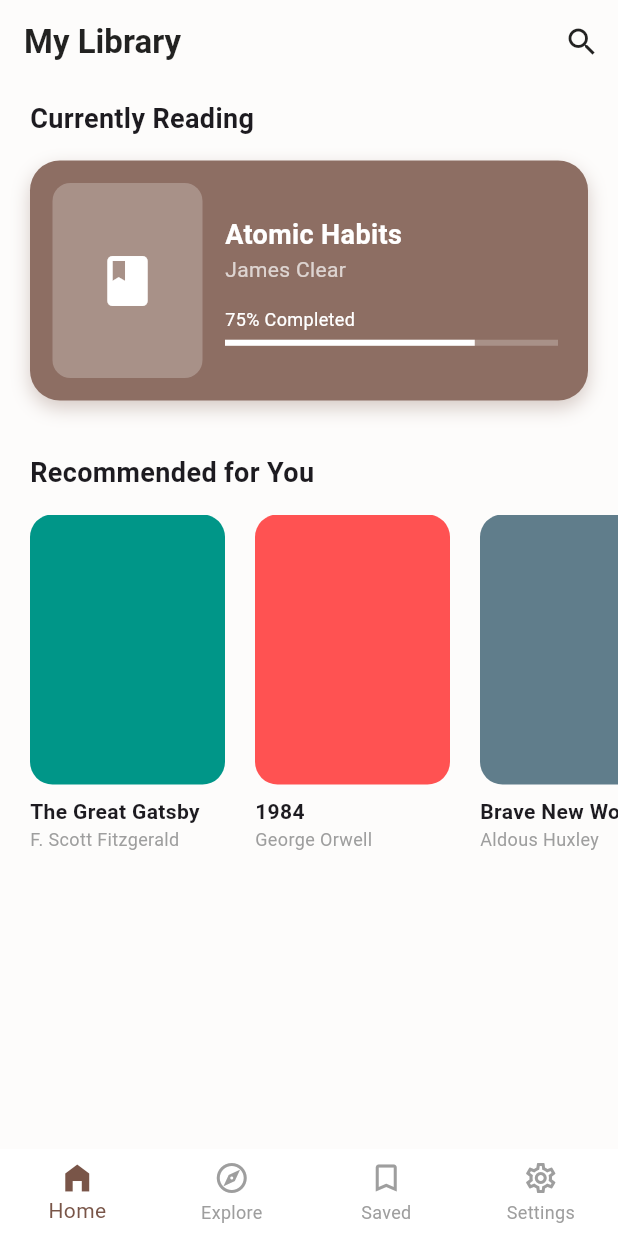
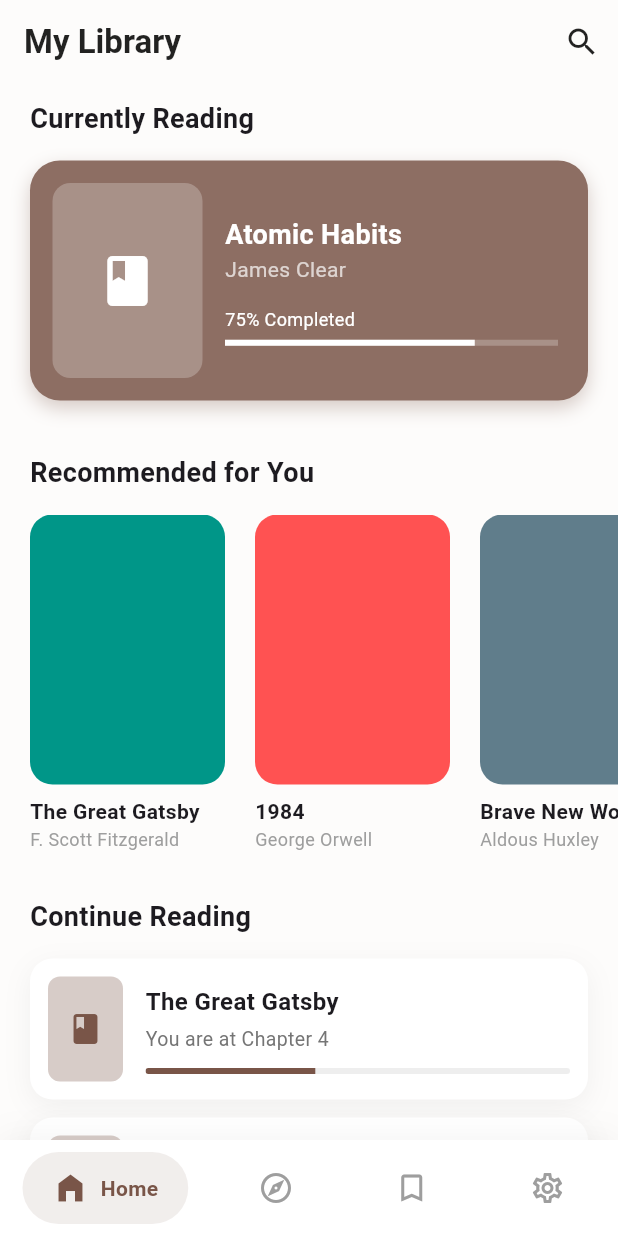
Before and after one commit to sokliNnuon1/khmer_read, a Flutter app: the screen it shows after launch, on a phone screen of 412 x 824 dp. Run offline on Flutter 3.47's test engine with Material 3 defaults, Android fonts, the phone set to English and light mode, and no system bars; drawn by our look-alikes of google_nav_bar.

Commit message:
Update buttonbar

```diff
--- a/lib/main.dart
+++ b/lib/main.dart
@@ -1,5 +1,5 @@
 import 'package:flutter/material.dart';
-import 'package:khmer_read/module/Homescreen/Homescreen.dart';
+import 'package:khmer_read/module/Homescreen/MainScreen.dart';
 
 void main() {
   runApp(const MyApp());
@@ -14,7 +14,7 @@
       theme: ThemeData(
         colorScheme: .fromSeed(seedColor: Colors.deepPurple),
       ),
-      home: const BookReaderHome(),
+      home: const MainScreen(),
     );
   }
 }
--- /dev/null
+++ b/lib/module/Homescreen/Buttombar.dart
@@ -0,0 +1,54 @@
+import 'package:flutter/material.dart';
+import 'package:google_nav_bar/google_nav_bar.dart';
+
+class CustomBottomNavBar extends StatelessWidget {
+  final int selectedIndex;
+  final Function(int) onTabChange;
+
+  const CustomBottomNavBar({
+    super.key,
+    required this.selectedIndex,
+    required this.onTabChange,
+  });
+
+  @override
+  Widget build(BuildContext context) {
+    return Container(
+      decoration: BoxDecoration(
+        color: Colors.white,
+        boxShadow: [
+          BoxShadow(
+            blurRadius: 20,
+            // ignore: deprecated_member_use
+            color: Colors.black.withOpacity(.05),
+          )
+        ],
+      ),
+      child: SafeArea(
+        child: Padding(
+          padding: const EdgeInsets.symmetric(horizontal: 15.0, vertical: 8),
+          child: GNav(
+            rippleColor: Colors.grey[300]!,
+            hoverColor: Colors.grey[100]!,
+            gap: 8,
+            activeColor: Colors.brown,
+            iconSize: 24,
+            padding: const EdgeInsets.symmetric(horizontal: 20, vertical: 12),
+            duration: const Duration(milliseconds: 400),
+            // ignore: deprecated_member_use
+            tabBackgroundColor: Colors.brown.withOpacity(0.1),
+            color: Colors.grey,
+            tabs: const [
+              GButton(icon: Icons.home_filled, text: 'Home'),
+              GButton(icon: Icons.explore_outlined, text: 'Explore'),
+              GButton(icon: Icons.bookmark_outline, text: 'Saved'),
+              GButton(icon: Icons.settings_outlined, text: 'Settings' ),
+            ],
+            selectedIndex: selectedIndex,
+            onTabChange: onTabChange,
+          ),
+        ),
+      ),
+    );
+  }
+}
--- a/lib/module/Homescreen/Homescreen.dart
+++ b/lib/module/Homescreen/Homescreen.dart
@@ -1,12 +1,13 @@
 import 'package:flutter/material.dart';
+import 'package:khmer_read/module/Homescreen/Homescreen_widget.dart'; // Ensure this is in pubspec.yaml
 
-class BookReaderHome extends StatelessWidget {
-  const BookReaderHome({super.key});
+class Homescreen extends StatelessWidget {
+  const Homescreen({super.key});
 
   @override
   Widget build(BuildContext context) {
     return Scaffold(
-      backgroundColor: const Color(0xFFFDFCFB), // Soft "book page" off-white
+      backgroundColor: const Color(0xFFFDFCFB),
       appBar: AppBar(
         backgroundColor: Colors.transparent,
         elevation: 0,
@@ -26,7 +27,6 @@
         child: Column(
           crossAxisAlignment: CrossAxisAlignment.start,
           children: [
-            // --- Section: Currently Reading ---
             const Padding(
               padding: EdgeInsets.symmetric(horizontal: 20),
               child: Text(
@@ -35,11 +35,8 @@
               ),
             ),
             const SizedBox(height: 15),
-            _buildCurrentBookCard(),
-
+            buildCurrentBookCard(),
             const SizedBox(height: 35),
-
-            // --- Section: For You / Recommendations ---
             const Padding(
               padding: EdgeInsets.symmetric(horizontal: 20),
               child: Text(
@@ -54,107 +51,39 @@
                 scrollDirection: Axis.horizontal,
                 padding: const EdgeInsets.only(left: 20),
                 children: [
-                  _buildBookItem("The Great Gatsby", "F. Scott Fitzgerald", Colors.teal),
-                  _buildBookItem("1984", "George Orwell", Colors.redAccent),
-                  _buildBookItem("Brave New World", "Aldous Huxley", Colors.blueGrey),
+                  buildBookItem("The Great Gatsby", "F. Scott Fitzgerald", const Color.fromRGBO(0, 150, 136, 1)),
+                  buildBookItem("1984", "George Orwell", Colors.redAccent),
+                  buildBookItem("Brave New World", "Aldous Huxley", Colors.blueGrey),
+                ],
+              ),
+            ),
+            const SizedBox(height: 15),
+            Padding(
+              padding: const EdgeInsets.symmetric(horizontal: 20),
+              child: Column(
+                crossAxisAlignment: CrossAxisAlignment.start,
+                children: [
+                  const Text(
+                    "Continue Reading",
+                    style: TextStyle(fontSize: 18, fontWeight: FontWeight.bold),
+                  ),
+                  const SizedBox(height: 15),
+                  buildBookCard(
+                    title: "The Great Gatsby",
+                    subtitle: "You are at Chapter 4",
+                    progress: 0.4
+                  ),
+                  buildBookCard(
+                    title: "1984",
+                    subtitle: "Almost finished!",
+                    progress: 0.9
+                  ),
                 ],
               ),
             ),
           ],
         ),
       ),
-      // Modern Bottom Navigation
-      bottomNavigationBar: BottomNavigationBar(
-        elevation: 0,
-        backgroundColor: Colors.white,
-        selectedItemColor: Colors.brown,
-        unselectedItemColor: Colors.grey,
-        type: BottomNavigationBarType.fixed,
-        items: const [
-          BottomNavigationBarItem(icon: Icon(Icons.home_filled), label: "Home"),
-          BottomNavigationBarItem(icon: Icon(Icons.explore_outlined), label: "Explore"),
-          BottomNavigationBarItem(icon: Icon(Icons.bookmark_outline), label: "Saved"),
-          BottomNavigationBarItem(icon: Icon(Icons.settings_outlined), label: "Settings"),
-        ],
-      ),
-    );
-  }
-
-  // Large Featured Card for the book you're currently reading
-  Widget _buildCurrentBookCard() {
-    return Container(
-      margin: const EdgeInsets.symmetric(horizontal: 20),
-      height: 160,
-      decoration: BoxDecoration(
-        color: Colors.brown.shade400,
-        borderRadius: BorderRadius.circular(20),
-        boxShadow: [
-          BoxShadow(color: Colors.brown.withOpacity(0.3), blurRadius: 10, offset: const Offset(0, 5))
-        ],
-      ),
-      child: Row(
-        children: [
-          // Mock Book Cover
-          Container(
-            width: 100,
-            margin: const EdgeInsets.all(15),
-            decoration: BoxDecoration(
-              color: Colors.white24,
-              borderRadius: BorderRadius.circular(12),
-            ),
-            child: const Center(child: Icon(Icons.book, color: Colors.white, size: 40)),
-          ),
-          Expanded(
-            child: Column(
-              mainAxisAlignment: MainAxisAlignment.center,
-              crossAxisAlignment: CrossAxisAlignment.start,
-              children: [
-                const Text(
-                  "Atomic Habits",
-                  style: TextStyle(color: Colors.white, fontSize: 18, fontWeight: FontWeight.bold),
-                ),
-                const Text("James Clear", style: TextStyle(color: Colors.white70)),
-                const SizedBox(height: 15),
-                const Text("75% Completed", style: TextStyle(color: Colors.white, fontSize: 12)),
-                const SizedBox(height: 5),
-                // Progress Bar
-                Padding(
-                  padding: const EdgeInsets.only(right: 20),
-                  child: LinearProgressIndicator(
-                    value: 0.75,
-                    backgroundColor: Colors.white24,
-                    color: Colors.white,
-                    minHeight: 4,
-                  ),
-                ),
-              ],
-            ),
-          ),
-        ],
-      ),
-    );
-  }
-
-  // Small vertical book item for horizontal lists
-  Widget _buildBookItem(String title, String author, Color color) {
-    return Padding(
-      padding: const EdgeInsets.only(right: 20),
-      child: Column(
-        crossAxisAlignment: CrossAxisAlignment.start,
-        children: [
-          Container(
-            width: 130,
-            height: 180,
-            decoration: BoxDecoration(
-              color: color,
-              borderRadius: BorderRadius.circular(15),
-            ),
-          ),
-          const SizedBox(height: 8),
-          Text(title, style: const TextStyle(fontWeight: FontWeight.bold)),
-          Text(author, style: const TextStyle(color: Colors.grey, fontSize: 12)),
-        ],
-      ),
     );
   }
 }
--- /dev/null
+++ b/lib/module/Homescreen/Homescreen_widget.dart
@@ -0,0 +1,137 @@
+import 'package:flutter/material.dart';
+
+Widget buildBookItem(String title, String author, Color color) {
+  return Padding(
+    padding: const EdgeInsets.only(right: 20),
+    child: Column(
+      crossAxisAlignment: CrossAxisAlignment.start,
+      children: [
+        Container(
+          width: 130,
+          height: 180,
+          decoration: BoxDecoration(
+            color: color,
+            borderRadius: BorderRadius.circular(15),
+          ),
+        ),
+        const SizedBox(height: 8),
+        Text(title, style: const TextStyle(fontWeight: FontWeight.bold)),
+        Text(author, style: const TextStyle(color: Colors.grey, fontSize: 12)),
+      ],
+    ),
+  );
+}
+
+Widget buildCurrentBookCard() {
+  return Container(
+    margin: const EdgeInsets.symmetric(horizontal: 20),
+    height: 160,
+    decoration: BoxDecoration(
+      color: Colors.brown.shade400,
+      borderRadius: BorderRadius.circular(20),
+      boxShadow: [
+        // ignore: deprecated_member_use
+        BoxShadow(color: Colors.brown.withOpacity(0.3), blurRadius: 10, offset: const Offset(0, 5))
+      ],
+    ),
+    child: Row(
+      children: [
+        // Mock Book Cover
+        Container(
+          width: 100,
+          margin: const EdgeInsets.all(15),
+          decoration: BoxDecoration(
+            color: Colors.white24,
+            borderRadius: BorderRadius.circular(12),
+          ),
+          child: const Center(child: Icon(Icons.book, color: Colors.white, size: 40)),
+        ),
+        Expanded(
+          child: Column(
+            mainAxisAlignment: MainAxisAlignment.center,
+            crossAxisAlignment: CrossAxisAlignment.start,
+            children: [
+              const Text(
+                "Atomic Habits",
+                style: TextStyle(color: Colors.white, fontSize: 18, fontWeight: FontWeight.bold),
+              ),
+              const Text("James Clear", style: TextStyle(color: Colors.white70)),
+              const SizedBox(height: 15),
+              const Text("75% Completed", style: TextStyle(color: Colors.white, fontSize: 12)),
+              const SizedBox(height: 5),
+              // Progress Bar
+              Padding(
+                padding: const EdgeInsets.only(right: 20),
+                child: LinearProgressIndicator(
+                  value: 0.75,
+                  backgroundColor: Colors.white24,
+                  color: Colors.white,
+                  minHeight: 4,
+                ),
+              ),
+            ],
+          ),
+        ),
+      ],
+    ),
+  );
+}
+
+Widget buildBookCard({required String title, required String subtitle, required double progress}) {
+  return Container(
+    width: double.infinity,
+    margin: const EdgeInsets.only(bottom: 12), // Adds space between cards
+    padding: const EdgeInsets.all(12),
+    decoration: BoxDecoration(
+      color: Colors.white,
+      borderRadius: BorderRadius.circular(15),
+      boxShadow: [
+        BoxShadow(
+          color: Colors.black.withOpacity(0.05),
+          blurRadius: 15,
+          offset: const Offset(0, 5),
+        ),
+      ],
+    ),
+    child: Row(
+      children: [
+        Container(
+          width: 50,
+          height: 70,
+          decoration: BoxDecoration(
+            color: Colors.brown[100],
+            borderRadius: BorderRadius.circular(8),
+          ),
+          child: const Icon(Icons.book, color: Colors.brown),
+        ),
+        const SizedBox(width: 15),
+        Expanded(
+          child: Column(
+            crossAxisAlignment: CrossAxisAlignment.start,
+            children: [
+              Text(
+                title,
+                style: const TextStyle(fontWeight: FontWeight.bold, fontSize: 16),
+              ),
+              const SizedBox(height: 4),
+              Text(
+                subtitle,
+                style: TextStyle(color: Colors.grey[600], fontSize: 13),
+              ),
+              const SizedBox(height: 10),
+              ClipRRect(
+                borderRadius: BorderRadius.circular(10),
+                child: LinearProgressIndicator(
+                  value: progress,
+                  backgroundColor: Colors.grey[200],
+                  valueColor: const AlwaysStoppedAnimation<Color>(Colors.brown),
+                  minHeight: 4,
+                ),
+              ),
+            ],
+          ),
+        ),
+      ],
+    ),
+  );
+}
--- /dev/null
+++ b/lib/module/Homescreen/MainScreen.dart
@@ -0,0 +1,43 @@
+import 'package:flutter/material.dart';
+import 'package:khmer_read/module/Homescreen/Buttombar.dart';
+import 'package:khmer_read/module/Homescreen/Homescreen.dart';
+import 'package:khmer_read/module/Saved/SavedScreen.dart';
+import 'package:khmer_read/module/Search/Searchscreen.dart';
+import 'package:khmer_read/module/Setting/Settingscreen.dart';
+
+class MainScreen extends StatefulWidget {
+  const MainScreen({super.key});
+
+  @override
+  State<MainScreen> createState() => _MainScreenState();
+}
+
+class _MainScreenState extends State<MainScreen> {
+  int _selectedIndex = 0;
+
+  @override
+  Widget build(BuildContext context) {
+    return Scaffold(
+      backgroundColor: const Color(0xFFFDFCFB),
+
+      body: IndexedStack(
+        index: _selectedIndex,
+        children: const [
+          Homescreen(),      // Home
+          SearchScreen(),     // Create this
+          SavedScreen(),      // Create this
+          SettingsScreen(),   // Create this
+        ],
+      ),
+
+      bottomNavigationBar: CustomBottomNavBar(
+        selectedIndex: _selectedIndex,
+        onTabChange: (index) {
+          setState(() {
+            _selectedIndex = index;
+          });
+        },
+      ),
+    );
+  }
+}
--- /dev/null
+++ b/lib/module/Saved/SavedScreen.dart
@@ -0,0 +1,10 @@
+import 'package:flutter/material.dart';
+
+class SavedScreen extends StatelessWidget {
+  const SavedScreen({super.key});
+
+  @override
+  Widget build(BuildContext context) {
+    return const Center(child: Text("Saved"));
+  }
+}
--- /dev/null
+++ b/lib/module/Search/Searchscreen.dart
@@ -0,0 +1,10 @@
+import 'package:flutter/material.dart';
+
+class SearchScreen extends StatelessWidget {
+  const SearchScreen({super.key});
+
+  @override
+  Widget build(BuildContext context) {
+    return const Center(child: Text("Search"));
+  }
+}
--- /dev/null
+++ b/lib/module/Setting/Settingscreen.dart
@@ -0,0 +1,17 @@
+import 'package:flutter/material.dart';
+
+class SettingsScreen extends StatelessWidget {
+  const SettingsScreen({super.key});
+
+  @override
+  Widget build(BuildContext context) {
+    return Scaffold(
+      appBar: AppBar(
+        title: const Text("Settings"),
+      ),
+      body: const Center(
+        child: Text("Settings Screen"),
+      ),
+    );
+  }
+}
--- a/pubspec.yaml
+++ b/pubspec.yaml
@@ -34,6 +34,7 @@
   # The following adds the Cupertino Icons font to your application.
   # Use with the CupertinoIcons class for iOS style icons.
   cupertino_icons: ^1.0.8
+  google_nav_bar: ^5.0.7
 
 dev_dependencies:
   flutter_test:
```
Also changed, not shown: pubspec.lock.
